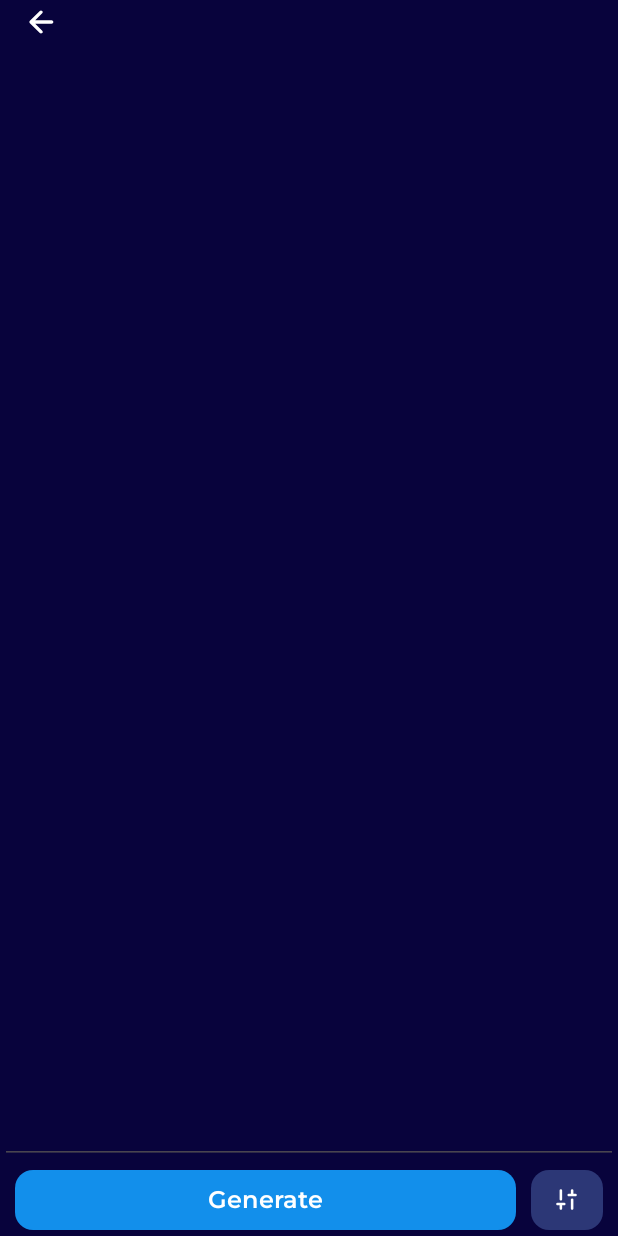
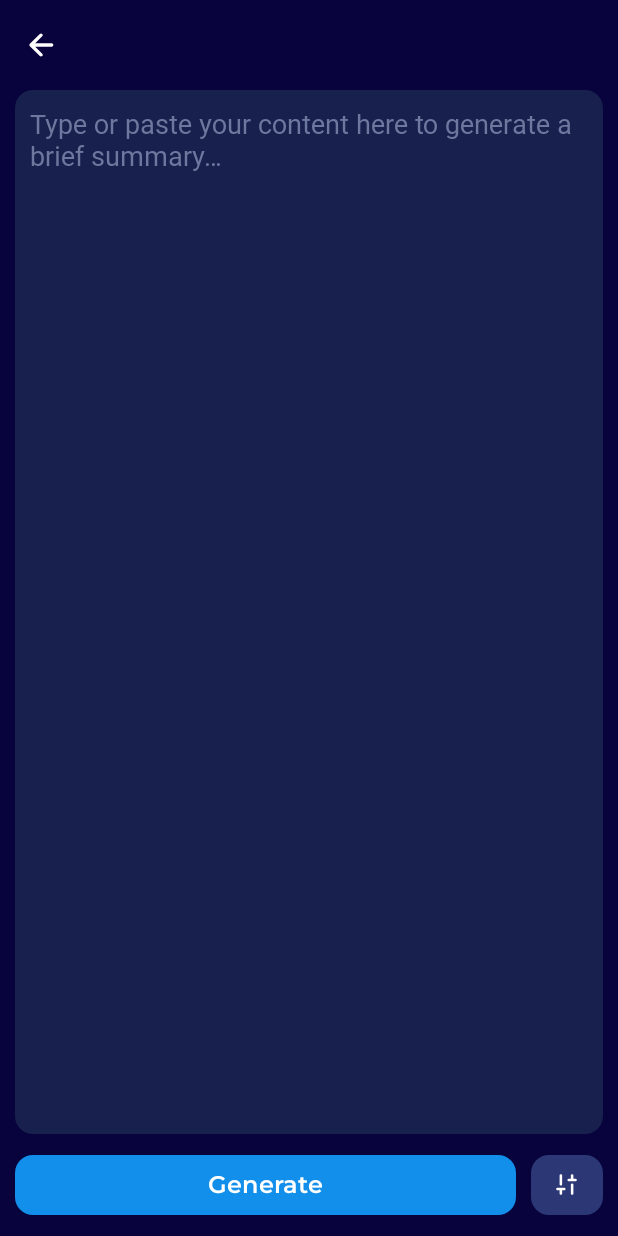
Before and after one commit to SidharthMudgil/chomu, an Android app: the SummaryFragment screen opened through its navigation route, on a phone screen of 412 x 824 dp. Run offline under Robolectric (Android 15) with nearby library versions, the phone set to English and light mode, and no system bars.

Commit message:
final ui for fragment_summary

```diff
--- /dev/null
+++ b/app/src/main/res/drawable/bg_input_text.xml
@@ -0,0 +1,8 @@
+<?xml version="1.0" encoding="utf-8"?>
+<shape xmlns:android="http://schemas.android.com/apk/res/android"
+    android:shape="rectangle">
+
+    <solid android:color="@color/blue500" />
+    <corners android:radius="@dimen/corner_radius" />
+
+</shape>
--- a/app/src/main/res/layout/fragment_summary.xml
+++ b/app/src/main/res/layout/fragment_summary.xml
@@ -1,16 +1,16 @@
 <?xml version="1.0" encoding="utf-8"?>
 <androidx.constraintlayout.widget.ConstraintLayout xmlns:android="http://schemas.android.com/apk/res/android"
+    xmlns:app="http://schemas.android.com/apk/res-auto"
     xmlns:tools="http://schemas.android.com/tools"
     android:layout_width="match_parent"
     android:layout_height="match_parent"
-    xmlns:app="http://schemas.android.com/apk/res-auto"
     tools:context=".presentation.fragments.SummaryFragment">
 
     <include
         android:id="@+id/top_bar"
         layout="@layout/top_bar"
         android:layout_width="match_parent"
-        android:layout_height="wrap_content"
+        android:layout_height="@dimen/top_bar_size"
         app:layout_constraintBottom_toBottomOf="parent"
         app:layout_constraintEnd_toEndOf="parent"
         app:layout_constraintStart_toStartOf="parent"
@@ -21,6 +21,15 @@
         android:id="@+id/et_input"
         android:layout_width="match_parent"
         android:layout_height="0dp"
+        android:layout_marginStart="@dimen/white_space"
+        android:layout_marginEnd="@dimen/white_space"
+        android:layout_marginBottom="@dimen/white_space"
+        android:background="@drawable/bg_input_text"
+        android:gravity="start"
+        android:hint="@string/summary_prompt"
+        android:padding="@dimen/white_space"
+        android:scrollbars="vertical"
+        android:textColorHint="@color/gray"
         app:layout_constraintBottom_toTopOf="@+id/bottom_bar"
         app:layout_constraintEnd_toEndOf="parent"
         app:layout_constraintStart_toStartOf="parent"
@@ -31,6 +40,7 @@
         layout="@layout/bottom_bar"
         android:layout_width="match_parent"
         android:layout_height="wrap_content"
+        android:layout_marginBottom="@dimen/white_space"
         app:layout_constraintBottom_toBottomOf="parent"
         app:layout_constraintEnd_toEndOf="parent"
         app:layout_constraintStart_toStartOf="parent"
--- a/app/src/main/res/layout/top_bar.xml
+++ b/app/src/main/res/layout/top_bar.xml
@@ -3,7 +3,7 @@
     xmlns:app="http://schemas.android.com/apk/res-auto"
     xmlns:tools="http://schemas.android.com/tools"
     android:layout_width="match_parent"
-    android:layout_height="60dp">
+    android:layout_height="@dimen/top_bar_size">
 
     <com.google.android.material.imageview.ShapeableImageView
         android:id="@+id/btn_back"
@@ -28,7 +28,7 @@
         android:includeFontPadding="false"
         android:textColor="@color/white"
         android:textFontWeight="600"
-        android:textSize="24sp"
+        android:textSize="22sp"
         app:layout_constraintBottom_toBottomOf="parent"
         app:layout_constraintEnd_toEndOf="parent"
         app:layout_constraintStart_toStartOf="parent"
--- a/app/src/main/res/values/dimens.xml
+++ b/app/src/main/res/values/dimens.xml
@@ -3,4 +3,5 @@
     <dimen name="white_space">10dp</dimen>
     <dimen name="corner_radius">12dp</dimen>
     <dimen name="title_space">6dp</dimen>
+    <dimen name="top_bar_size">60dp</dimen>
 </resources>
--- a/app/src/main/res/values/strings.xml
+++ b/app/src/main/res/values/strings.xml
@@ -7,4 +7,6 @@
     <string name="generate">Generate</string>
     <string name="chat_with_chomu">Chat with Chomu…</string>
     <string name="assistants">Assistants</string>
+    <string name="grammar_prompt">Type or paste your text here for a grammar correction…</string>
+    <string name="summary_prompt">Type or paste your content here to generate a brief summary…</string>
 </resources>
```
